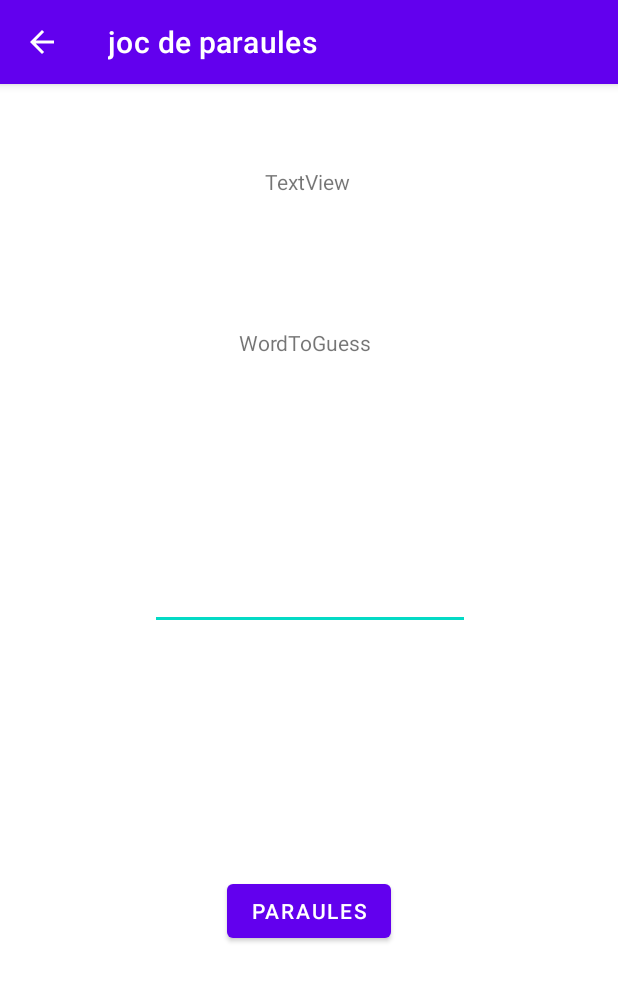
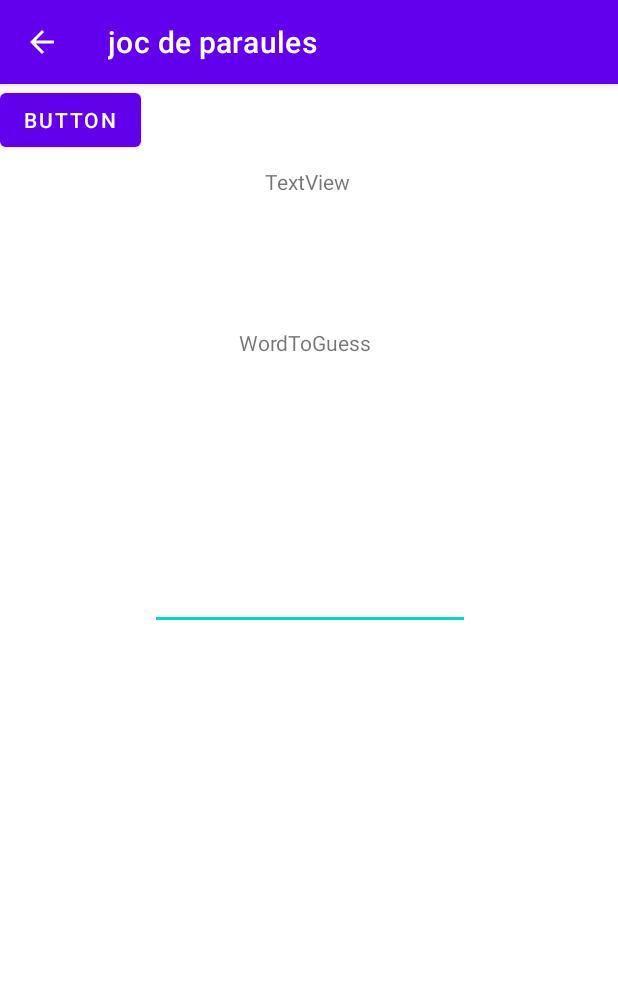
Before and after one commit to TCMAndroid2022/assigment2-Grup10, an Android app: the Game screen opened directly, with no data from a screen before it, on a phone screen of 412 x 824 dp. Shown: the top 981 px of the screen. Run offline under Robolectric (Android 15) with nearby library versions, the phone set to English and light mode, and no system bars; our stand-ins replace Volley; network calls fail.

Commit message:
commit 17

```diff
--- a/app/src/main/java/cat/tecnocampus/mobileapps/practica2/LluisBoschNadal/IvanCarolNavas/MaricelNavarroSagarra/Game.java
+++ b/app/src/main/java/cat/tecnocampus/mobileapps/practica2/LluisBoschNadal/IvanCarolNavas/MaricelNavarroSagarra/Game.java
@@ -179,4 +179,9 @@ public class Game extends AppCompatActivity {
     }
 
 
+    public void onSolve(View view) {
+        if(text_InputLetter.getText().toString().equals(wordToGuess)){
+            Log.v("WIN", "ERES MUY LISTO");
+        }
+    }
 }
--- a/app/src/main/res/layout/activity_game.xml
+++ b/app/src/main/res/layout/activity_game.xml
@@ -2,6 +2,7 @@
 <androidx.constraintlayout.widget.ConstraintLayout xmlns:android="http://schemas.android.com/apk/res/android"
     xmlns:app="http://schemas.android.com/apk/res-auto"
     xmlns:tools="http://schemas.android.com/tools"
+    android:id="@+id/btn_resoldre"
     android:layout_width="match_parent"
     android:layout_height="match_parent"
     tools:context=".Game">
@@ -31,18 +32,6 @@
         app:layout_constraintTop_toTopOf="parent"
         app:layout_constraintVertical_bias="0.074" />
 
-    <Button
-        android:id="@+id/button2"
-        android:layout_width="wrap_content"
-        android:layout_height="wrap_content"
-        android:onClick="getWords"
-        android:text="Paraules"
-        app:layout_constraintBottom_toBottomOf="parent"
-        app:layout_constraintEnd_toEndOf="parent"
-        app:layout_constraintStart_toStartOf="parent"
-        app:layout_constraintTop_toTopOf="parent"
-        app:layout_constraintVertical_bias="0.732" />
-
     <EditText
         android:id="@+id/inputLetter"
         android:layout_width="wrap_content"
@@ -55,4 +44,11 @@
         app:layout_constraintTop_toTopOf="parent"
         app:layout_constraintVertical_bias="0.441" />
 
+    <Button
+        android:id="@+id/button"
+        android:layout_width="wrap_content"
+        android:layout_height="wrap_content"
+        android:text="Button"
+        android:onClick="onSolve"/>
+
 </androidx.constraintlayout.widget.ConstraintLayout>
```
